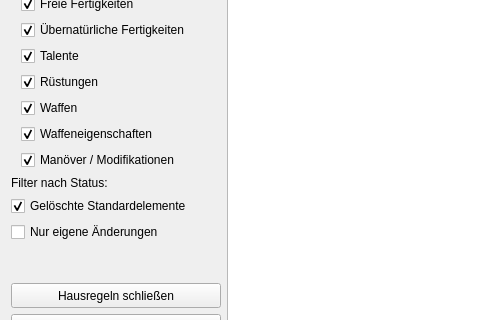
Before: the Qt Designer form UI/DatenbankMain.ui in Aeolitus/Sephrasto, drawn with Qt 5; both pictures show x 0 to 480 and y 143 to 463 of the 680 by 555 pixel window.
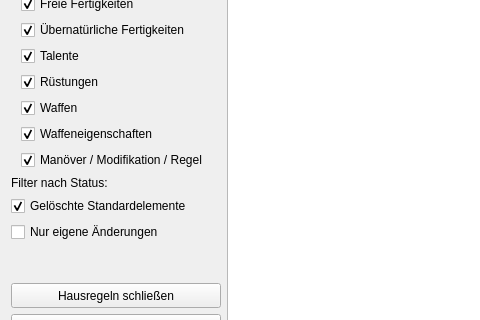
After: the same form once the commit is applied.

Commit message: Updated taxonomy in some more spots (Cheatsheet -> Regelanhang; Manöver / Modifikation -> Manöver / Modifikation / Regel)

Diff of the .ui file:
```diff
--- a/UI/DatenbankMain.ui
+++ b/UI/DatenbankMain.ui
@@ -144,7 +144,7 @@
          <item>
           <widget class="QCheckBox" name="showManoever">
            <property name="text">
-            <string>Manöver / Modifikationen</string>
+            <string>Manöver / Modifikation / Regel</string>
            </property>
            <property name="checked">
             <bool>true</bool>
```
The commit also changes 5 other files.
